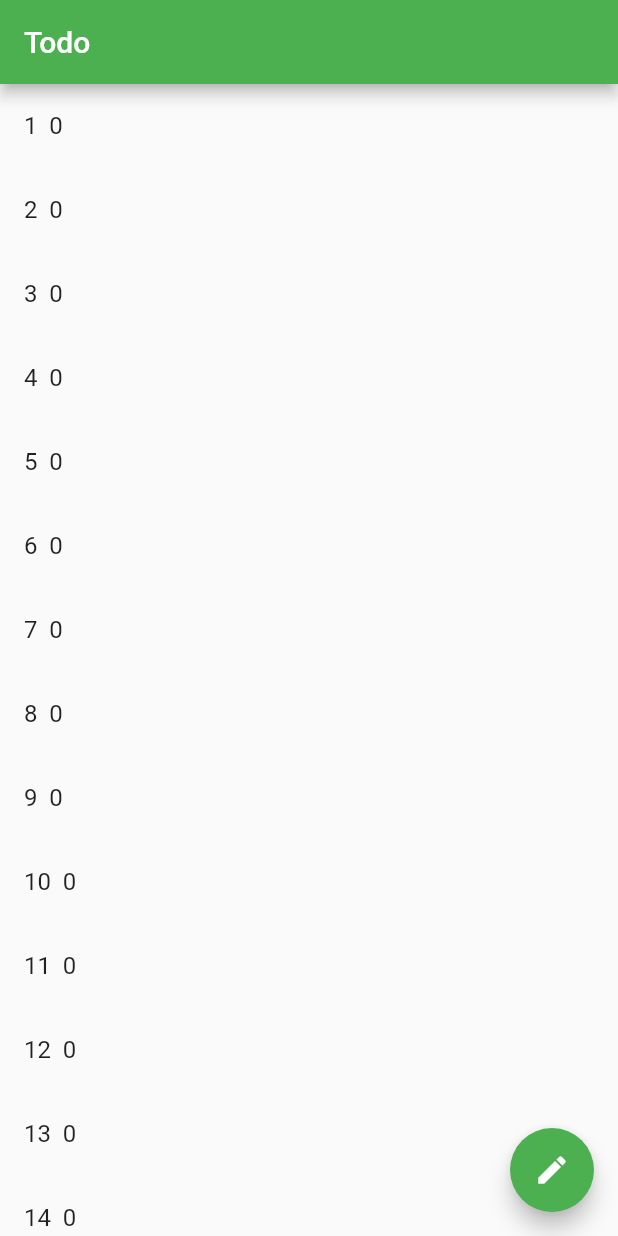
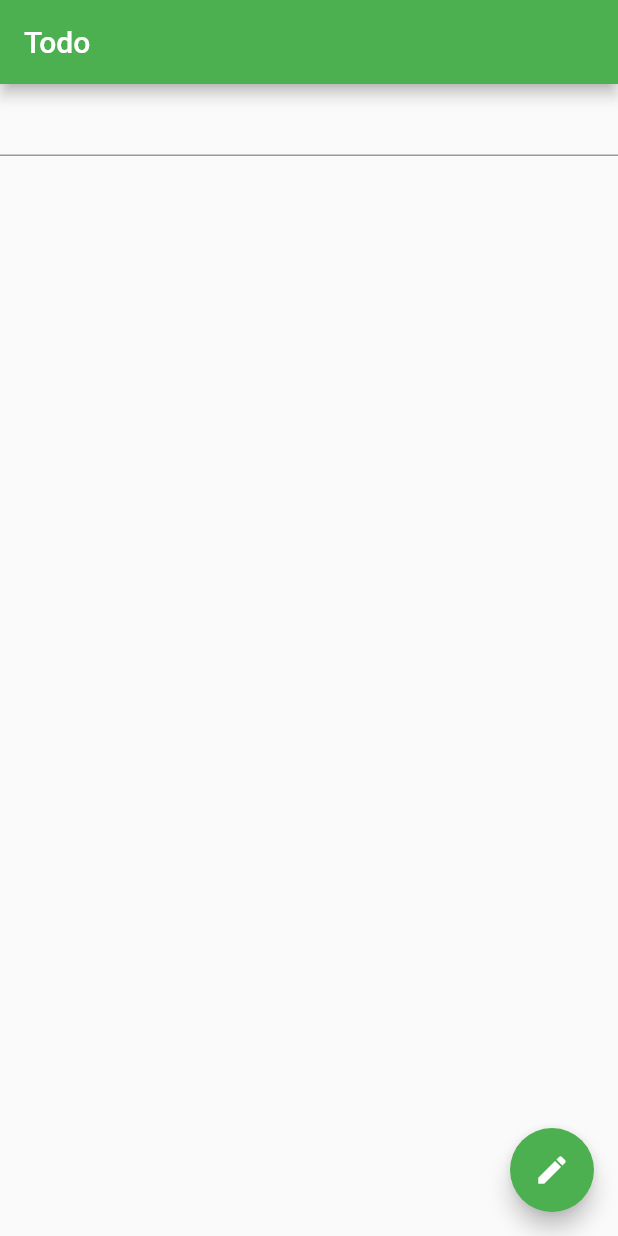
Before and after one commit to alexdotsh/flutter-todo, a Flutter app: the screen it shows after launch, on a phone screen of 412 x 824 dp. Run offline on Flutter 3.47's test engine with Material 2 defaults, Android fonts, the phone set to English and light mode, and no system bars.

Commit message:
WIP form todo

```diff
--- a/lib/main.dart
+++ b/lib/main.dart
@@ -37,46 +37,56 @@ class MyHomePage extends StatefulWidget {
 }
 
 class _MyHomePageState extends State<MyHomePage> {
+  List<String> items = [];
+  final textController = TextEditingController();
   int _counter = 0;
-  final items = List<String>.generate(20, (i) => "${i + 1}");
 
   void _incrementCounter() {
     setState(() {
-      // This call to setState tells the Flutter framework that something has
-      // changed in this State, which causes it to rerun the build method below
-      // so that the display can reflect the updated values. If we changed
-      // _counter without calling setState(), then the build method would not be
-      // called again, and so nothing would appear to happen.
       _counter++;
     });
+
+    @override
+    void dispose() {
+      textController.dispose();
+      super.dispose();
+    }
   }
 
   @override
   Widget build(BuildContext context) {
-    // This method is rerun every time setState is called, for instance as done
-    // by the _incrementCounter method above.
-    //
-    // The Flutter framework has been optimized to make rerunning build methods
-    // fast, so that you can just rebuild anything that needs updating rather
-    // than having to individually change instances of widgets.
     return Scaffold(
       appBar: AppBar(
         title: Text(widget.title),
       ),
-      body: ListView.builder(
-        itemCount: items.length,
-        itemBuilder: (context, index) {
-          final item = items[index];
-          return ListTile(
-            title: Text('$item ' ' $_counter'),
-          );
-        },
+      body: Center(
+        child: Column(
+          mainAxisAlignment: MainAxisAlignment.center,
+          children: <Widget>[
+            TextField(
+              controller: textController,
+              onSubmitted: (text) {
+                items.add(text);
+                textController.clear();
+                setState(() {});
+              },
+            ),
+            Expanded(
+                child: ListView.builder(
+                    itemCount: items.length,
+                    itemBuilder: (context, index) {
+                      return Text(items[index]);
+                    }
+                )
+            ),
+          ],
+        ),
       ),
       floatingActionButton: FloatingActionButton(
         onPressed: _incrementCounter,
         tooltip: 'Increment',
         child: Icon(Icons.edit),
-      ), // This trailing comma makes auto-formatting nicer for build methods.
+      ),
     );
   }
 }
```
